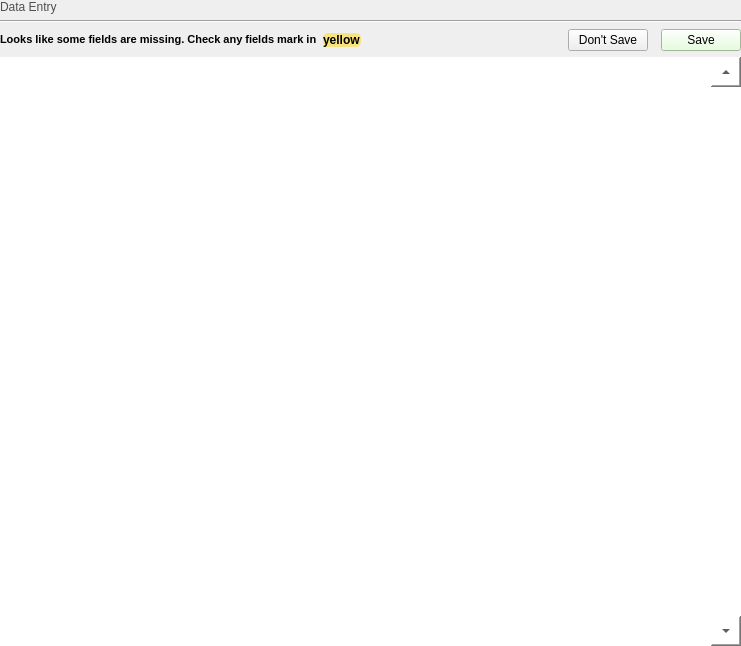
Qt form src/roam/ui_dataentrywidget.ui (roam-qgis/Roam) before a commit.
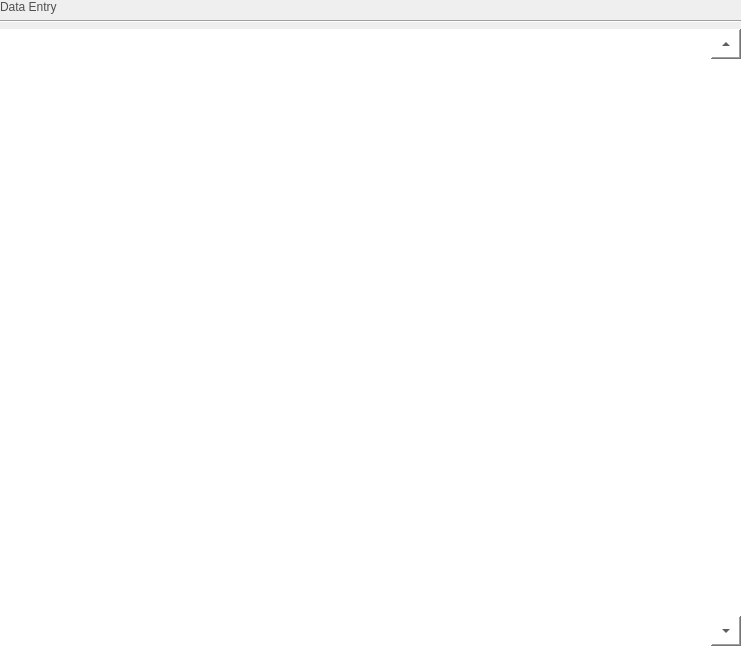
The same form after that commit. Icons and pictures are not drawn.

Commit message:
Fixes for data entry widget:
	- Fix #9 - Add toolbar with buttons
	- Fix #15 - Change message for required fields

Patch:
```diff
--- a/src/roam/ui_dataentrywidget.ui
+++ b/src/roam/ui_dataentrywidget.ui
@@ -13,11 +13,11 @@
   <property name="windowTitle">
    <string>Form</string>
   </property>
-  <layout class="QGridLayout" name="gridLayout">
+  <layout class="QVBoxLayout" name="verticalLayout">
    <property name="margin">
     <number>0</number>
    </property>
-   <item row="0" column="0">
+   <item>
     <widget class="QLabel" name="settingsLabel">
      <property name="styleSheet">
       <string notr="true">	color: #4f4f4f;
@@ -28,148 +28,14 @@
      </property>
     </widget>
    </item>
-   <item row="1" column="0">
+   <item>
     <widget class="Line" name="line">
      <property name="orientation">
       <enum>Qt::Horizontal</enum>
      </property>
     </widget>
    </item>
-   <item row="2" column="0">
-    <layout class="QHBoxLayout" name="horizontalLayout">
-     <property name="spacing">
-      <number>3</number>
-     </property>
-     <property name="topMargin">
-      <number>0</number>
-     </property>
-     <property name="rightMargin">
-      <number>0</number>
-     </property>
-     <item>
-      <widget class="QLabel" name="missingfieldsLabel">
-       <property name="sizePolicy">
-        <sizepolicy hsizetype="Maximum" vsizetype="Fixed">
-         <horstretch>0</horstretch>
-         <verstretch>0</verstretch>
-        </sizepolicy>
-       </property>
-       <property name="font">
-        <font>
-         <pointsize>8</pointsize>
-         <weight>75</weight>
-         <bold>true</bold>
-        </font>
-       </property>
-       <property name="text">
-        <string>Looks like some fields are missing. Check any fields mark in </string>
-       </property>
-      </widget>
-     </item>
-     <item>
-      <widget class="QLabel" name="yellowLabel">
-       <property name="sizePolicy">
-        <sizepolicy hsizetype="Maximum" vsizetype="Fixed">
-         <horstretch>0</horstretch>
-         <verstretch>0</verstretch>
-        </sizepolicy>
-       </property>
-       <property name="font">
-        <font>
-         <weight>75</weight>
-         <bold>true</bold>
-        </font>
-       </property>
-       <property name="styleSheet">
-        <string notr="true">border-radius: 5px; 
-background-color: rgba(255, 221, 48,150);</string>
-       </property>
-       <property name="text">
-        <string>yellow</string>
-       </property>
-      </widget>
-     </item>
-     <item>
-      <spacer name="horizontalSpacer">
-       <property name="orientation">
-        <enum>Qt::Horizontal</enum>
-       </property>
-       <property name="sizeHint" stdset="0">
-        <size>
-         <width>40</width>
-         <height>20</height>
-        </size>
-       </property>
-      </spacer>
-     </item>
-     <item>
-      <widget class="QPushButton" name="cancelButton">
-       <property name="text">
-        <string>Don't Save</string>
-       </property>
-       <property name="icon">
-        <iconset resource="resources.qrc">
-         <normaloff>:/icons/cancel</normaloff>:/icons/cancel</iconset>
-       </property>
-       <property name="iconSize">
-        <size>
-         <width>24</width>
-         <height>24</height>
-        </size>
-       </property>
-       <property name="flat">
-        <bool>false</bool>
-       </property>
-      </widget>
-     </item>
-     <item>
-      <spacer name="horizontalSpacer_2">
-       <property name="orientation">
-        <enum>Qt::Horizontal</enum>
-       </property>
-       <property name="sizeType">
-        <enum>QSizePolicy::Fixed</enum>
-       </property>
-       <property name="sizeHint" stdset="0">
-        <size>
-         <width>10</width>
-         <height>20</height>
-        </size>
-       </property>
-      </spacer>
-     </item>
-     <item>
-      <widget class="QPushButton" name="savedataButton">
-       <property name="enabled">
-        <bool>true</bool>
-       </property>
-       <property name="styleSheet">
-        <string notr="true">QPushButton { 
-	background-color: rgb(223, 255, 213, 250);
-}
-
-QPushButton[enabled=&quot;false&quot;] {
-	background-color: none;
-}</string>
-       </property>
-       <property name="text">
-        <string>Save</string>
-       </property>
-       <property name="icon">
-        <iconset resource="resources.qrc">
-         <normaloff>:/icons/save</normaloff>:/icons/save</iconset>
-       </property>
-       <property name="iconSize">
-        <size>
-         <width>48</width>
-         <height>48</height>
-        </size>
-       </property>
-      </widget>
-     </item>
-    </layout>
-   </item>
-   <item row="3" column="0">
+   <item>
     <widget class="QScrollArea" name="scrollArea">
      <property name="styleSheet">
       <string notr="true">QScrollBar {
@@ -198,7 +64,7 @@
         <x>0</x>
         <y>0</y>
         <width>711</width>
-        <height>522</height>
+        <height>586</height>
        </rect>
       </property>
       <property name="styleSheet">
@@ -226,6 +92,24 @@
     </widget>
    </item>
   </layout>
+  <action name="actionSave">
+   <property name="icon">
+    <iconset resource="resources.qrc">
+     <normaloff>:/icons/save</normaloff>:/icons/save</iconset>
+   </property>
+   <property name="text">
+    <string>Save Changes</string>
+   </property>
+  </action>
+  <action name="actionCancel">
+   <property name="icon">
+    <iconset resource="resources.qrc">
+     <normaloff>:/icons/cancel</normaloff>:/icons/cancel</iconset>
+   </property>
+   <property name="text">
+    <string>Don't Save</string>
+   </property>
+  </action>
  </widget>
  <resources>
   <include location="resources.qrc"/>
```
The commit also changes 1 other file.
